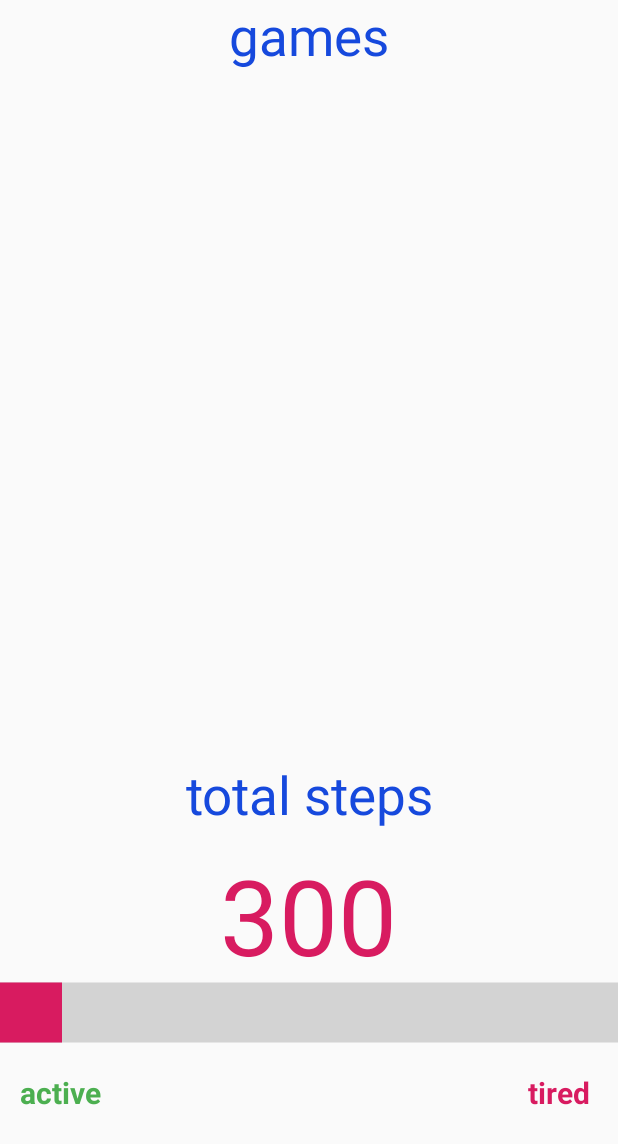
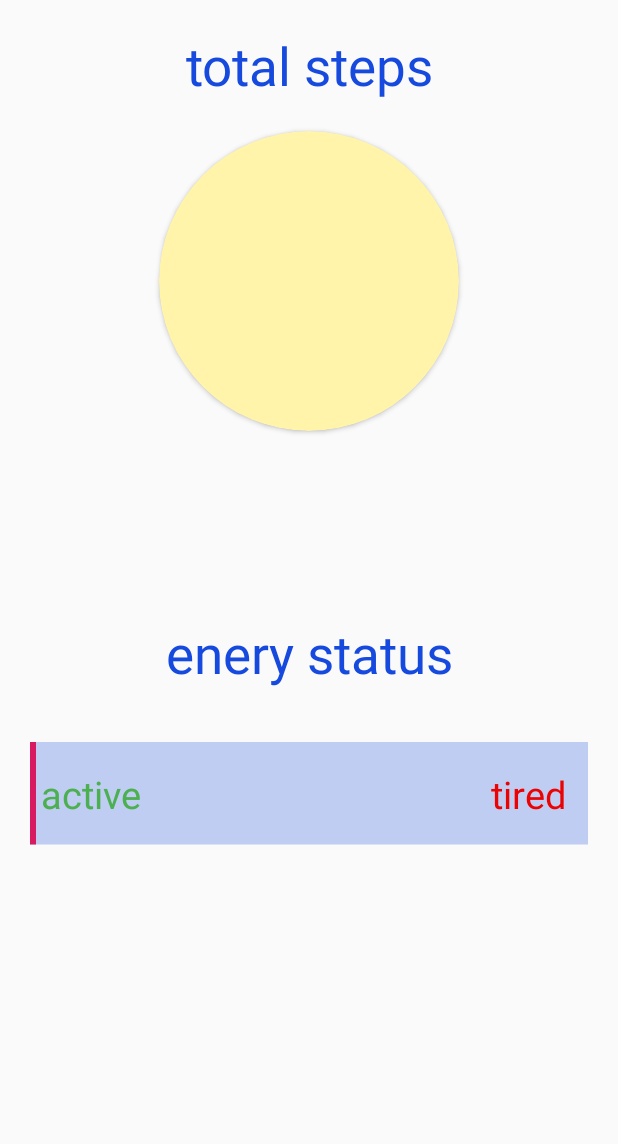
Before and after one commit to geonhuiy/SensorMobileProject, an Android app: the fragment StepCounterFrag shown on its own in the app's theme, on a phone screen of 412 x 824 dp. Shown: the top 1144 px of the screen. Run offline under Robolectric (Android 15) with nearby library versions, the phone set to English and light mode, and no system bars.

Commit message:
add new activity with two fragments to show a graph of number game's success rate and step count numbers add code to get data from db and show graph on ui

```diff
--- a/FunPlus/app/build.gradle
+++ b/FunPlus/app/build.gradle
@@ -62,6 +62,7 @@ dependencies {
     def retrofit_version = '2.6.1'
     implementation "com.squareup.retrofit2:retrofit:$retrofit_version"
     implementation "com.squareup.retrofit2:converter-gson:$retrofit_version"
+    implementation 'com.jjoe64:graphview:4.2.2'
 
 }
 
--- a/FunPlus/app/src/main/java/com/example/funplus/control/DataFrag.kt
+++ b/FunPlus/app/src/main/java/com/example/funplus/control/StepCounterFrag.kt
@@ -1,5 +1,4 @@
 package com.example.funplus.control
-
 
 import android.content.BroadcastReceiver
 import android.content.Context
@@ -7,32 +6,37 @@ import android.content.Intent
 import android.content.IntentFilter
 import android.content.res.ColorStateList
 import android.graphics.Color
-import android.graphics.PorterDuff
 import android.os.Bundle
 import android.util.Log
-import androidx.fragment.app.Fragment
 import android.view.LayoutInflater
 import android.view.View
 import android.view.ViewGroup
+import android.widget.ProgressBar
 import android.widget.TextView
+import android.widget.Toast
+import androidx.fragment.app.Fragment
 import androidx.localbroadcastmanager.content.LocalBroadcastManager
-
 import com.example.funplus.R
 import com.example.funplus.model.STEP_COUNT_DATA
 import com.example.funplus.model.STEP_COUNT_INTENT
-import kotlinx.android.synthetic.main.data_frag.*
 
-class DataFrag : Fragment() {
-    private var currentSteps = 0
+
+
+
+
+class StepCounterFrag : Fragment() {
     private lateinit var stepCountTxtView: TextView
+    private lateinit var progressBar: ProgressBar
+    private var lastStepCount = 0
 
     override fun onCreateView(
         inflater: LayoutInflater, container: ViewGroup?,
         savedInstanceState: Bundle?
     ): View? {
         // Inflate the layout for this fragment
-        val view = inflater.inflate(R.layout.data_frag, container, false)
+        val view = inflater.inflate(R.layout.step_counter_frag, container, false)
         stepCountTxtView = view.findViewById(R.id.stepCountTv)
+        progressBar = view.findViewById(R.id.progressBar)
         return view
     }
 
@@ -42,18 +46,13 @@ class DataFrag : Fragment() {
             broadCastReceiver,
             IntentFilter(STEP_COUNT_INTENT)
         )
-
+        Toast.makeText(this.context, "Waiting for data from sensor...", Toast.LENGTH_LONG).show()
     }
 
-    override fun onActivityCreated(savedInstanceState: Bundle?) {
-        super.onActivityCreated(savedInstanceState)
-
-       // updateStepCountUI()
-
-    }
-
-
-    val broadCastReceiver = object : BroadcastReceiver() {
+    /**
+     * receive data broadcast from sensor
+     */
+    private val broadCastReceiver = object : BroadcastReceiver() {
         override fun onReceive(contxt: Context?, intent: Intent?) {
             when (intent?.action) {
                 STEP_COUNT_INTENT -> {
@@ -61,33 +60,29 @@ class DataFrag : Fragment() {
                     val stepCount = intent.getIntExtra(STEP_COUNT_DATA, 0)
                     Log.d(TAG, "new step count is " + stepCount)
                     updateStepCountUI(stepCount)
+                    lastStepCount = stepCount
                 }
             }
         }
     }
 
+    /**
+     * @param currentSteps : value received from sensor
+     * update step count number on UI
+     * show a status bar with different indicating colors:
+     * from green to red(0 - 10,000 steps), indicating from "active" to "tired"
+     */
     private fun updateStepCountUI(currentSteps: Int) {
-        Log.d(TAG, "updateStepCountUI")
-        Log.d(TAG, "updateStepCountUI currentSteps=" +currentSteps)
+        Log.d(TAG, "updateStepCountUI currentSteps=" + currentSteps)
         stepCountTxtView.text = currentSteps.toString()
 
-        if (currentSteps <= progressBar.max) {
-            progressBar.setProgress(currentSteps)
-        }
-        if (currentSteps in 0..200) {
-            progressBar.progressDrawable.setColorFilter(
-                Color.GREEN, PorterDuff.Mode.SRC_IN
-            )
-        } else if (currentSteps in 201..499) {
-            progressBar.progressDrawable.setColorFilter(
-                Color.YELLOW, PorterDuff.Mode.SRC_IN
-            )
-        } else if (currentSteps in 400..799) {
-            progressBar.progressDrawable.setColorFilter(
-                Color.MAGENTA, PorterDuff.Mode.SRC_IN
-            )
-        } else if (currentSteps in 800..10000) {
-            progressBar.progressTintList = ColorStateList.valueOf(Color.RED)
+        progressBar.progress = currentSteps
+
+        when (currentSteps) {
+            in 0..200 -> progressBar.progressTintList = ColorStateList.valueOf(Color.GREEN)
+            in 201..499 -> progressBar.progressTintList = ColorStateList.valueOf(Color.YELLOW)
+            in 400..799 -> progressBar.progressTintList = ColorStateList.valueOf(Color.MAGENTA)
+            in 800..10000 -> progressBar.progressTintList = ColorStateList.valueOf(Color.RED)
         }
     }
 
--- a/FunPlus/app/src/main/java/com/example/funplus/model/GameDao.kt
+++ b/FunPlus/app/src/main/java/com/example/funplus/model/GameDao.kt
@@ -19,10 +19,6 @@ import java.util.*
         @Insert(onConflict = OnConflictStrategy.REPLACE)
         fun insert(game: GameData): Long
 
-        @Update
-        fun update(game: GameData)
-
-        //"")
         @Query("SELECT * FROM gamedata WHERE gamedata.id= :gameId")
         fun getGameById(gameId: Int): GameData
 
--- a/FunPlus/app/src/main/res/layout/activity_main.xml
+++ b/FunPlus/app/src/main/res/layout/activity_main.xml
@@ -46,12 +46,12 @@
 
 
         <Button
-            android:id="@+id/goToGraphBtn"
+            android:id="@+id/goToDataActivityBtn"
             android:layout_width="wrap_content"
             android:layout_height="match_parent"
             android:layout_weight="0.1"
             android:contentDescription="@string/play_word_games"
-            android:text="graph" />
+            android:text="data" />
     </LinearLayout>
 
     <LinearLayout
--- a/FunPlus/app/src/main/res/layout/data_frag.xml
+++ /dev/null
@@ -1,100 +0,0 @@
-<?xml version="1.0" encoding="utf-8"?>
-<FrameLayout xmlns:android="http://schemas.android.com/apk/res/android"
-    xmlns:app="http://schemas.android.com/apk/res-auto"
-    xmlns:tools="http://schemas.android.com/tools"
-    android:layout_width="match_parent"
-    android:layout_height="match_parent"
-    tools:context=".control.DataFrag">
-
-    <LinearLayout
-        android:orientation="vertical"
-        android:layout_width="match_parent"
-        android:layout_height="match_parent">
-        <TextView
-            android:text="games"
-            android:textColor="@color/colorLightBlue"
-            android:textSize="35dp"
-            android:textAlignment="center"
-            android:layout_width="match_parent"
-            android:layout_height="wrap_content"/>
-
-        <LinearLayout
-            android:id="@+id/gameGrap"
-            android:orientation="vertical"
-            android:layout_width="match_parent"
-            android:layout_height="0dp"
-            android:layout_weight="1"/>
-
-
-
-        <LinearLayout
-            android:id="@+id/stepGrap"
-            android:orientation="vertical"
-            android:layout_width="match_parent"
-            android:layout_height="0dp"
-            android:gravity="center"
-            android:layout_weight="1">
-
-            <TextView
-                android:text="total steps"
-                android:textColor="@color/colorLightBlue"
-                android:textSize="35sp"
-                android:textAlignment="center"
-                android:layout_width="match_parent"
-                android:layout_height="wrap_content"/>
-
-            <TextView
-                android:id="@+id/stepCountTv"
-                android:layout_width="wrap_content"
-                android:textColor="@color/colorAccent"
-                android:text="300"
-                android:textSize="70sp"
-                android:layout_marginTop="10dp"
-                android:layout_marginBottom="10dp"
-                android:textAlignment="center"
-                android:layout_height="80dp"/>
-            <ProgressBar
-                android:id="@+id/progressBar"
-                style="?android:attr/progressBarStyleHorizontal"
-                android:layout_width="match_parent"
-                android:indeterminate="false"
-                android:layout_height="50dp"
-                android:max="1000"
-                android:scaleY="10"
-                android:minHeight="50dp"
-                android:minWidth="200dp"
-                android:progress="100" />
-
-            <androidx.constraintlayout.widget.ConstraintLayout
-                android:layout_width="match_parent"
-                android:layout_height="wrap_content">
-                <TextView
-                    android:id="@+id/textView"
-                    android:layout_width="80dp"
-                    android:layout_height="50dp"
-                    android:textColor="@color/colorLightGreen"
-                    android:text="@string/active"
-                    android:textStyle="bold"
-                    android:textAlignment="center"
-                    android:gravity="center"
-                    android:textSize="20sp"
-                    app:layout_constraintBottom_toBottomOf="parent"
-                    app:layout_constraintStart_toStartOf="parent" />
-                <TextView
-                    android:id="@+id/textView2"
-                    android:layout_width="80dp"
-                    android:layout_height="50dp"
-                    android:text="@string/tired"
-                    android:textStyle="bold"
-                    android:textAlignment="center"
-                    android:gravity="center"
-                    android:textSize="20sp"
-                    android:textColor="@color/colorAccent"
-                    app:layout_constraintBottom_toBottomOf="parent"
-                    app:layout_constraintEnd_toEndOf="parent" />
-            </androidx.constraintlayout.widget.ConstraintLayout>
-        </LinearLayout>
-
-    </LinearLayout>
-
-</FrameLayout>
--- /dev/null
+++ b/FunPlus/app/src/main/res/layout/step_counter_frag.xml
@@ -0,0 +1,116 @@
+<?xml version="1.0" encoding="utf-8"?>
+<FrameLayout xmlns:android="http://schemas.android.com/apk/res/android"
+    xmlns:app="http://schemas.android.com/apk/res-auto"
+    xmlns:tools="http://schemas.android.com/tools"
+    android:layout_width="match_parent"
+    android:layout_height="match_parent"
+    tools:context=".control.StepCounterFrag">
+
+    <LinearLayout
+        android:orientation="vertical"
+        android:layout_margin="20dp"
+        android:layout_width="match_parent"
+        android:layout_height="match_parent">
+
+        <LinearLayout
+            android:layout_weight="1"
+            android:orientation="vertical"
+            android:layout_width="match_parent"
+            android:layout_height="0dp">
+            <TextView
+                android:text="total steps"
+                android:textColor="@color/colorLightBlue"
+                android:textSize="35sp"
+                android:paddingBottom="20dp"
+                android:textAlignment="center"
+                android:layout_width="match_parent"
+                android:layout_height="wrap_content"/>
+
+            <androidx.cardview.widget.CardView
+                app:cardCornerRadius="180dp"
+                android:backgroundTint="@color/colorLightYellow"
+                android:layout_gravity="center"
+                android:layout_width="200dp"
+                android:layout_height="200dp">
+                <TextView
+                    android:id="@+id/stepCountTv"
+                    android:layout_width="wrap_content"
+                    android:textColor="@color/colorAccent"
+                    android:layout_gravity="center"
+                    android:gravity="center"
+                    android:textSize="80sp"
+                    android:textAlignment="center"
+                    android:layout_height="wrap_content"/>
+            </androidx.cardview.widget.CardView>
+
+        </LinearLayout>
+
+
+        <LinearLayout
+            android:layout_weight="1"
+            android:orientation="vertical"
+            android:layout_width="match_parent"
+            android:layout_height="0dp">
+
+            <TextView
+                android:textColor="@color/colorLightBlue"
+                android:textSize="35sp"
+                android:layout_marginBottom="35dp"
+                android:textAlignment="center"
+                android:layout_width="match_parent"
+                android:text="@string/energy_status"
+                android:layout_height="wrap_content"/>
+
+            <androidx.constraintlayout.widget.ConstraintLayout
+                android:layout_width="match_parent"
+                android:layout_height="wrap_content">
+
+                <ProgressBar
+                    android:id="@+id/progressBar"
+                    style="?android:attr/progressBarStyleHorizontal"
+                    android:progressBackgroundTint="@color/colorLightBlue"
+                    android:outlineProvider="background"
+                    android:layout_width="match_parent"
+                    android:layout_height="70dp"
+                    android:indeterminate="false"
+                    android:max="1000"
+                    android:minWidth="200dp"
+                    android:minHeight="50dp"
+                    android:progress="10"
+                    android:scaleY="20"
+                    app:layout_constraintBottom_toBottomOf="parent"
+                    app:layout_constraintStart_toStartOf="parent"
+                    app:layout_constraintTop_toTopOf="parent" />
+
+                <TextView
+                    android:id="@+id/textView"
+                    android:layout_width="80dp"
+                    android:layout_height="50dp"
+                    android:gravity="center"
+                    android:text="@string/active"
+                    android:textAlignment="center"
+                    android:textColor="@color/colorLightGreen"
+                    android:textSize="25sp"
+                    app:layout_constraintBottom_toBottomOf="@+id/progressBar"
+                    app:layout_constraintStart_toStartOf="parent"
+                    app:layout_constraintTop_toTopOf="@+id/progressBar" />
+
+                <TextView
+                    android:id="@+id/textView2"
+                    android:layout_width="80dp"
+                    android:layout_height="50dp"
+                    android:gravity="center"
+                    android:text="@string/tired"
+                    android:textAlignment="center"
+                    android:textColor="@color/colorRed"
+                    android:textSize="25sp"
+                    app:layout_constraintBottom_toBottomOf="@+id/progressBar"
+                    app:layout_constraintEnd_toEndOf="parent"
+                    app:layout_constraintTop_toTopOf="parent" />
+            </androidx.constraintlayout.widget.ConstraintLayout>
+
+        </LinearLayout>
+
+    </LinearLayout>
+
+</FrameLayout>
--- a/FunPlus/app/src/main/res/values/strings.xml
+++ b/FunPlus/app/src/main/res/values/strings.xml
@@ -23,4 +23,9 @@
     <string name="play_word_games">click button to play word games</string>
     <string name="tired">tired</string>
     <string name="active">active</string>
+    <string name="game">game</string>
+    <string name="graph">graph</string>
+    <string name="step">step</string>
+    <string name="success_rate">success rate</string>
+    <string name="energy_status">enery status</string>
 </resources>
```
Also changed, not shown: FunPlus/app/src/main/AndroidManifest.xml (+29 -12 lines), FunPlus/app/src/main/java/com/example/funplus/control/DataActivity.kt (added, +70 -0 lines), FunPlus/app/src/main/java/com/example/funplus/control/MainActivity.kt (+23 -12 lines), FunPlus/app/src/main/java/com/example/funplus/control/NumberGraphFrag.kt (added, +86 -0 lines), FunPlus/app/src/main/java/com/example/funplus/model/StepCounterChannel.kt (+6 -7 lines), FunPlus/app/src/main/java/com/example/funplus/model/StepCounterService.kt (+9 -2 lines), FunPlus/app/src/main/res/layout/data_activity.xml (added, +55 -0 lines), FunPlus/app/src/main/res/layout/number_graph_frag.xml (added, +36 -0 lines).
